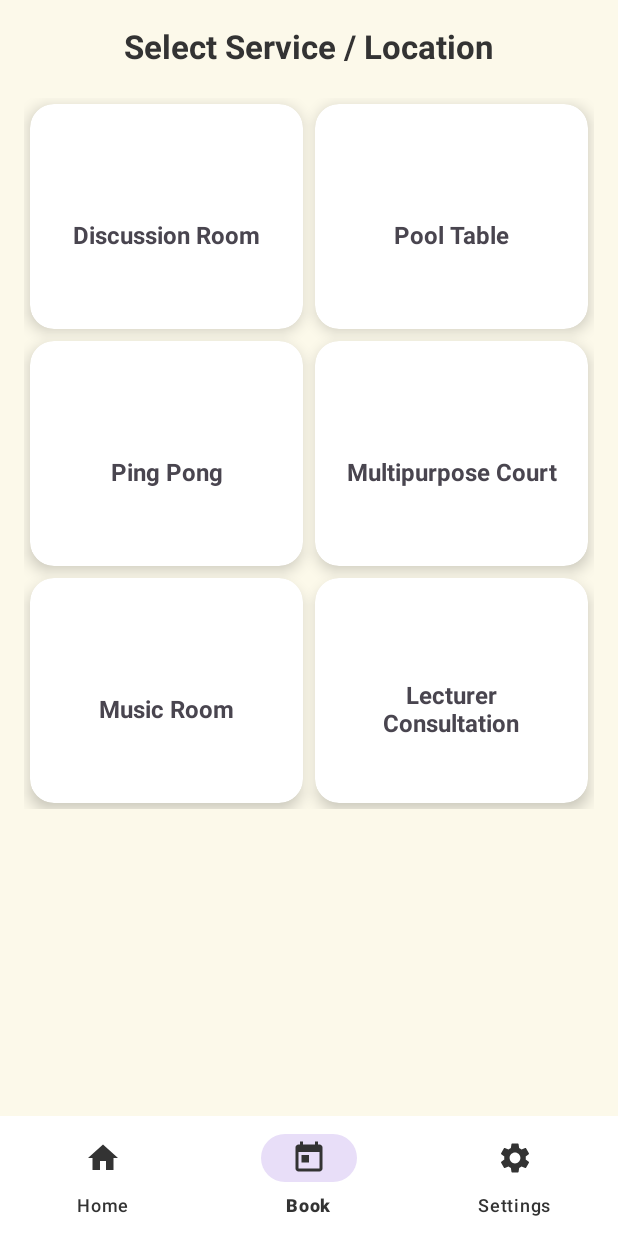
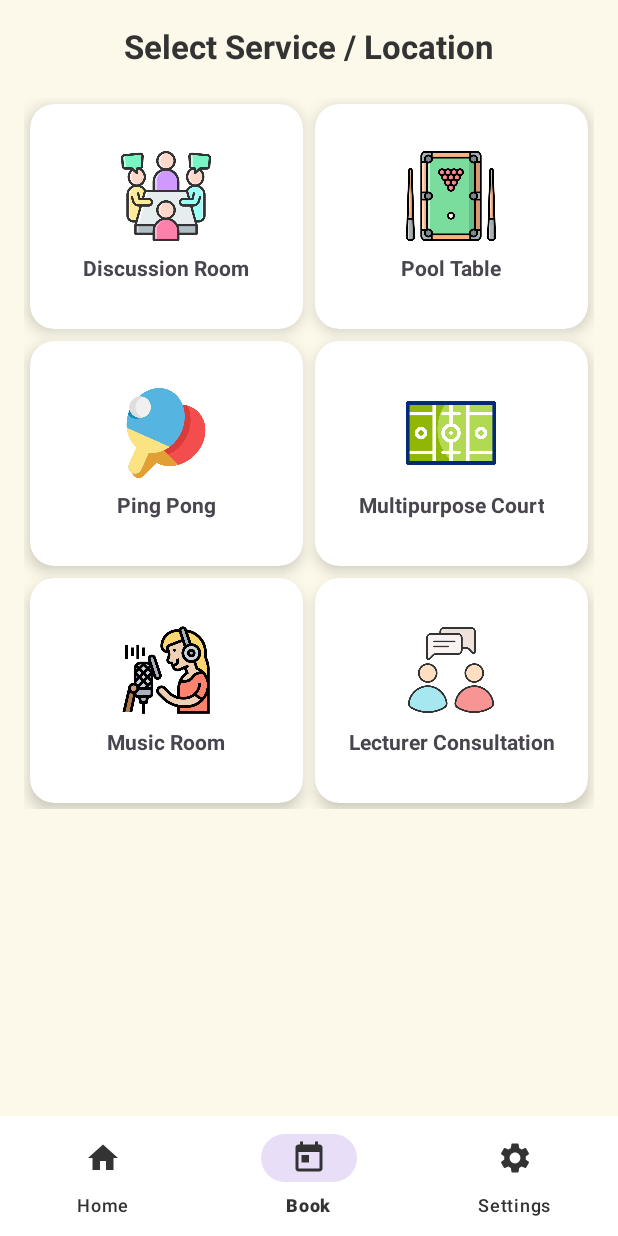
Before and after one commit to boslqx/SmartQueue, an Android app: the BookActivity screen opened directly, with no data from a screen before it, on a phone screen of 412 x 824 dp. Run offline under Robolectric (Android 15) with nearby library versions, the phone set to English and light mode, and no system bars; our stand-ins replace Firebase (no records; nobody signed in at launch, a user with empty details on screens opened directly).

Commit message:
added png as icon for buttons

```diff
--- a/app/src/main/res/layout/book_activity.xml
+++ b/app/src/main/res/layout/book_activity.xml
@@ -49,15 +49,29 @@
                     android:clickable="true"
                     android:focusable="true">
 
-                    <TextView
+                    <LinearLayout
                         android:layout_width="match_parent"
                         android:layout_height="match_parent"
+                        android:orientation="vertical"
                         android:gravity="center"
+                        android:padding="16dp">
+
+                        <ImageView
+                            android:layout_width="60dp"
+                            android:layout_height="60dp"
+                            android:src="@drawable/ic_discussion"
+                            android:contentDescription="@string/discussion_room"
+                            android:scaleType="centerInside" />
+
+                        <TextView
+                            android:layout_width="wrap_content"
+                            android:layout_height="wrap_content"
                             android:text="@string/discussion_room"
-                        android:textSize="16sp"
+                            android:textSize="14sp"
                             android:textStyle="bold"
-                        android:drawableTop="@drawable/ic_room"
-                        android:padding="16dp" />
+                            android:gravity="center"
+                            android:layout_marginTop="8dp" />
+                    </LinearLayout>
                 </androidx.cardview.widget.CardView>
 
                 <!-- Pool Table -->
@@ -72,15 +86,29 @@
                     android:clickable="true"
                     android:focusable="true">
 
-                    <TextView
+                    <LinearLayout
                         android:layout_width="match_parent"
                         android:layout_height="match_parent"
+                        android:orientation="vertical"
                         android:gravity="center"
+                        android:padding="16dp">
+
+                        <ImageView
+                            android:layout_width="60dp"
+                            android:layout_height="60dp"
+                            android:src="@drawable/ic_pooltable"
+                            android:contentDescription="@string/pool_table"
+                            android:scaleType="centerInside" />
+
+                        <TextView
+                            android:layout_width="wrap_content"
+                            android:layout_height="wrap_content"
                             android:text="@string/pool_table"
-                        android:textSize="16sp"
+                            android:textSize="14sp"
                             android:textStyle="bold"
-                        android:drawableTop="@drawable/ic_pool"
-                        android:padding="16dp" />
+                            android:gravity="center"
+                            android:layout_marginTop="8dp" />
+                    </LinearLayout>
                 </androidx.cardview.widget.CardView>
 
                 <!-- Ping Pong -->
@@ -95,18 +123,32 @@
                     android:clickable="true"
                     android:focusable="true">
 
-                    <TextView
+                    <LinearLayout
                         android:layout_width="match_parent"
                         android:layout_height="match_parent"
+                        android:orientation="vertical"
                         android:gravity="center"
+                        android:padding="16dp">
+
+                        <ImageView
+                            android:layout_width="60dp"
+                            android:layout_height="60dp"
+                            android:src="@drawable/ic_pptable"
+                            android:contentDescription="@string/ping_pong"
+                            android:scaleType="centerInside" />
+
+                        <TextView
+                            android:layout_width="wrap_content"
+                            android:layout_height="wrap_content"
                             android:text="@string/ping_pong"
-                        android:textSize="16sp"
+                            android:textSize="14sp"
                             android:textStyle="bold"
-                        android:drawableTop="@drawable/ic_pingpong"
-                        android:padding="16dp" />
+                            android:gravity="center"
+                            android:layout_marginTop="8dp" />
+                    </LinearLayout>
                 </androidx.cardview.widget.CardView>
 
-                <!-- Court -->
+                <!-- Multipurpose Court -->
                 <androidx.cardview.widget.CardView
                     android:id="@+id/btnCourt"
                     android:layout_width="0dp"
@@ -118,15 +160,29 @@
                     android:clickable="true"
                     android:focusable="true">
 
-                    <TextView
+                    <LinearLayout
                         android:layout_width="match_parent"
                         android:layout_height="match_parent"
+                        android:orientation="vertical"
                         android:gravity="center"
+                        android:padding="16dp">
+
+                        <ImageView
+                            android:layout_width="60dp"
+                            android:layout_height="60dp"
+                            android:src="@drawable/ic_field"
+                            android:contentDescription="@string/multipurpose_court"
+                            android:scaleType="centerInside" />
+
+                        <TextView
+                            android:layout_width="wrap_content"
+                            android:layout_height="wrap_content"
                             android:text="@string/multipurpose_court"
-                        android:textSize="16sp"
+                            android:textSize="14sp"
                             android:textStyle="bold"
-                        android:drawableTop="@drawable/ic_court"
-                        android:padding="16dp" />
+                            android:gravity="center"
+                            android:layout_marginTop="8dp" />
+                    </LinearLayout>
                 </androidx.cardview.widget.CardView>
 
                 <!-- Music Room -->
@@ -141,15 +197,29 @@
                     android:clickable="true"
                     android:focusable="true">
 
-                    <TextView
+                    <LinearLayout
                         android:layout_width="match_parent"
                         android:layout_height="match_parent"
+                        android:orientation="vertical"
                         android:gravity="center"
+                        android:padding="16dp">
+
+                        <ImageView
+                            android:layout_width="60dp"
+                            android:layout_height="60dp"
+                            android:src="@drawable/ic_musicroom"
+                            android:contentDescription="@string/music_room"
+                            android:scaleType="centerInside" />
+
+                        <TextView
+                            android:layout_width="wrap_content"
+                            android:layout_height="wrap_content"
                             android:text="@string/music_room"
-                        android:textSize="16sp"
+                            android:textSize="14sp"
                             android:textStyle="bold"
-                        android:drawableTop="@drawable/ic_music"
-                        android:padding="16dp" />
+                            android:gravity="center"
+                            android:layout_marginTop="8dp" />
+                    </LinearLayout>
                 </androidx.cardview.widget.CardView>
 
                 <!-- Lecturer Consultation -->
@@ -164,15 +234,29 @@
                     android:clickable="true"
                     android:focusable="true">
 
-                    <TextView
+                    <LinearLayout
                         android:layout_width="match_parent"
                         android:layout_height="match_parent"
+                        android:orientation="vertical"
                         android:gravity="center"
+                        android:padding="16dp">
+
+                        <ImageView
+                            android:layout_width="60dp"
+                            android:layout_height="60dp"
+                            android:src="@drawable/ic_consultation"
+                            android:contentDescription="@string/lecturer_consultation"
+                            android:scaleType="centerInside" />
+
+                        <TextView
+                            android:layout_width="wrap_content"
+                            android:layout_height="wrap_content"
                             android:text="@string/lecturer_consultation"
-                        android:textSize="16sp"
+                            android:textSize="14sp"
                             android:textStyle="bold"
-                        android:drawableTop="@drawable/ic_lecturer"
-                        android:padding="16dp" />
+                            android:gravity="center"
+                            android:layout_marginTop="8dp" />
+                    </LinearLayout>
                 </androidx.cardview.widget.CardView>
 
             </GridLayout>
```
Also changed, not shown: app/src/main/res/drawable/ic_consultation.png (added), app/src/main/res/drawable/ic_discussion.png (added), app/src/main/res/drawable/ic_field.png (added), app/src/main/res/drawable/ic_musicroom.png (added), app/src/main/res/drawable/ic_pooltable.png (added), app/src/main/res/drawable/ic_pptable.png (added). Lines whose indentation alone changed are shown as unchanged.
